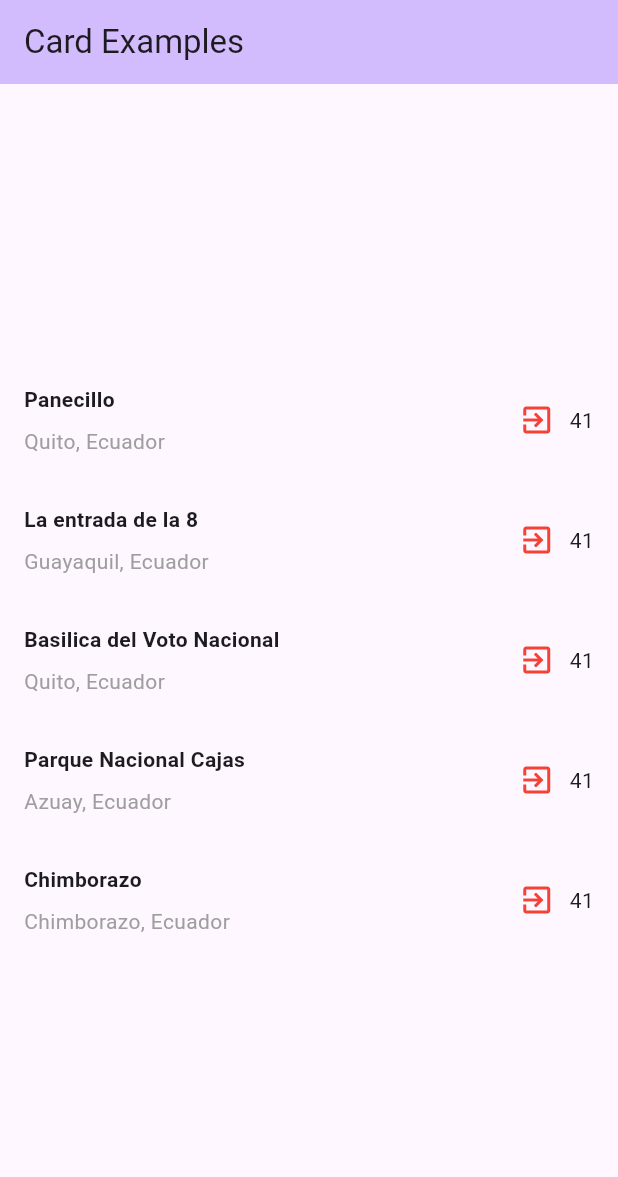
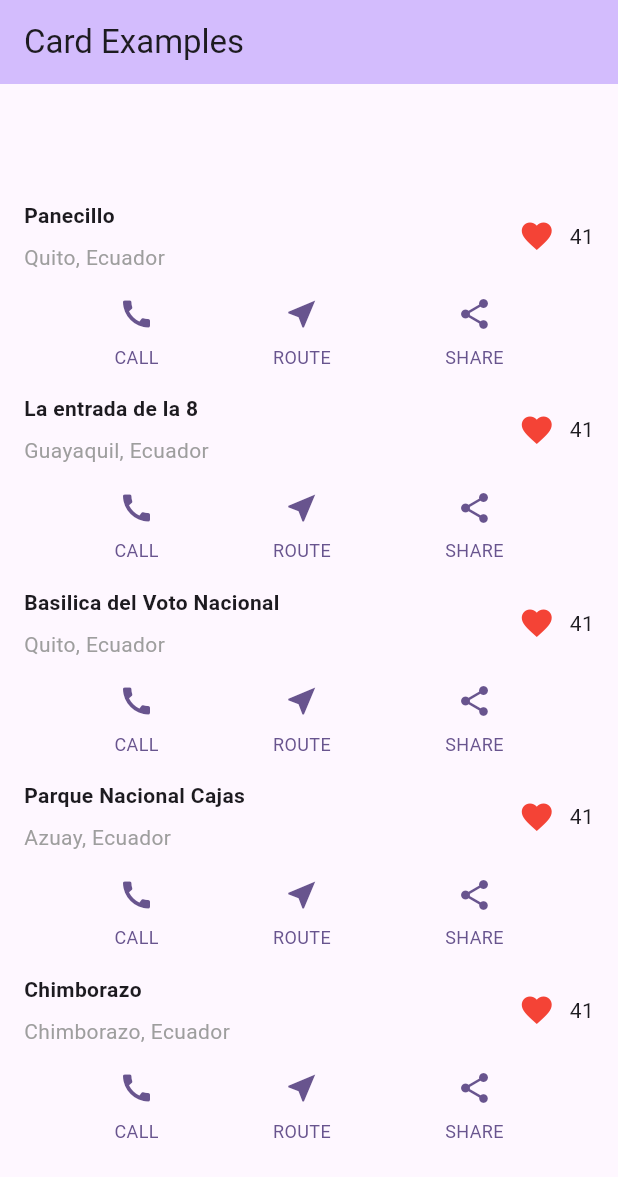
Before and after one commit to Mino-Mateo/Ejercicios_Flutter, a Flutter app: the screen it shows after launch, on a phone screen of 412 x 824 dp. Shown: the top 1177 px of the screen. Run offline on Flutter 3.47's test engine with Material 3 defaults, Android fonts, the phone set to English and light mode, and no system bars.

Commit message:
Añadir botones

```diff
--- a/Layout/layout_practica/lib/main.dart
+++ b/Layout/layout_practica/lib/main.dart
@@ -1,4 +1,5 @@
 import 'package:flutter/material.dart';
+import 'package:flutter/widgets.dart';
 
 void main() {
   runApp(const MyApp());
@@ -39,18 +40,31 @@ class _MyHomePageState extends State<MyHomePage> {
         title: Text(title),
       ),
       body: const Center(
+        child: SingleChildScrollView(
           child: Column(
             mainAxisAlignment: MainAxisAlignment.center,
             children: [
+              // Elemento 1
               TitleSection(name: "Panecillo", location: "Quito, Ecuador"),
+              ButtonSection(),
+              // Elemento 2
               TitleSection(
                   name: "La entrada de la 8", location: "Guayaquil, Ecuador"),
+              ButtonSection(),
+              // Elemento 3
               TitleSection(
-                name: "Basilica del Voto Nacional", location: "Quito, Ecuador"),
+                  name: "Basilica del Voto Nacional",
+                  location: "Quito, Ecuador"),
+              ButtonSection(),
+              // Elemento 1
               TitleSection(
                   name: "Parque Nacional Cajas", location: "Azuay, Ecuador"),
+              ButtonSection(),
+              // Elemento 1
               TitleSection(name: "Chimborazo", location: "Chimborazo, Ecuador"),
+              ButtonSection(),
             ],
+          ),
         ),
       ),
     );
@@ -84,7 +98,7 @@ class TitleSection extends StatelessWidget {
             ],
           )),
           Icon(
-            Icons.exit_to_app,
+            Icons.favorite,
             color: Colors.red[500],
           ),
           const SizedBox(
@@ -96,3 +110,69 @@ class TitleSection extends StatelessWidget {
     );
   }
 }
+
+class ButtonSection extends StatelessWidget {
+  const ButtonSection({super.key});
+
+  @override
+  Widget build(BuildContext context) {
+    final Color color = Theme.of(context).primaryColor;
+    return SizedBox(
+      child: Row(
+        mainAxisAlignment: MainAxisAlignment.spaceEvenly,
+        children: [
+          ButtonWithText(
+            color: color,
+            icon: Icons.call,
+            label: 'CALL',
+          ),
+          ButtonWithText(
+            color: color,
+            icon: Icons.near_me,
+            label: 'ROUTE',
+          ),
+          ButtonWithText(
+            color: color,
+            icon: Icons.share,
+            label: 'SHARE',
+          ),
+        ],
+      ),
+    );
+  }
+}
+
+class ButtonWithText extends StatelessWidget {
+  const ButtonWithText({
+    super.key,
+    required this.color,
+    required this.icon,
+    required this.label,
+  });
+
+  final Color color;
+  final IconData icon;
+  final String label;
+
+  @override
+  Widget build(BuildContext context) {
+    return Column(
+      mainAxisSize: MainAxisSize.min,
+      mainAxisAlignment: MainAxisAlignment.center,
+      children: [
+        Icon(icon, color: color),
+        Padding(
+          padding: const EdgeInsets.only(top: 8),
+          child: Text(
+            label,
+            style: TextStyle(
+              fontSize: 12,
+              fontWeight: FontWeight.w400,
+              color: color,
+            ),
+          ),
+        ),
+      ],
+    );
+  }
+}
```
Lines whose indentation alone changed are shown as unchanged.
